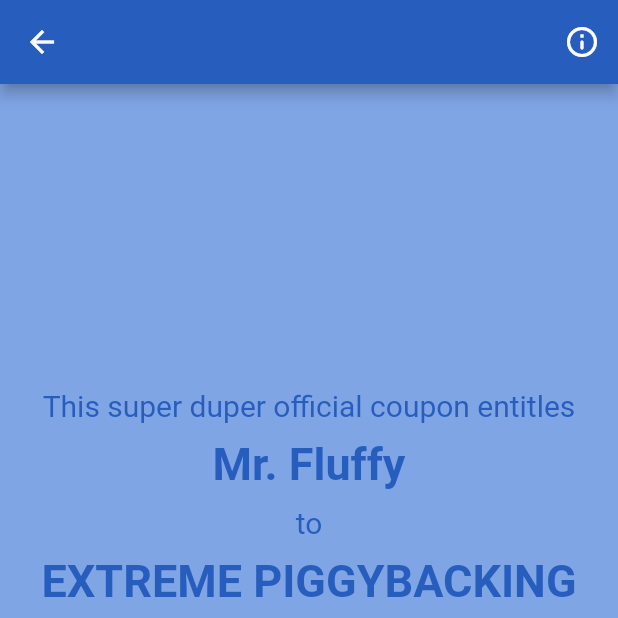
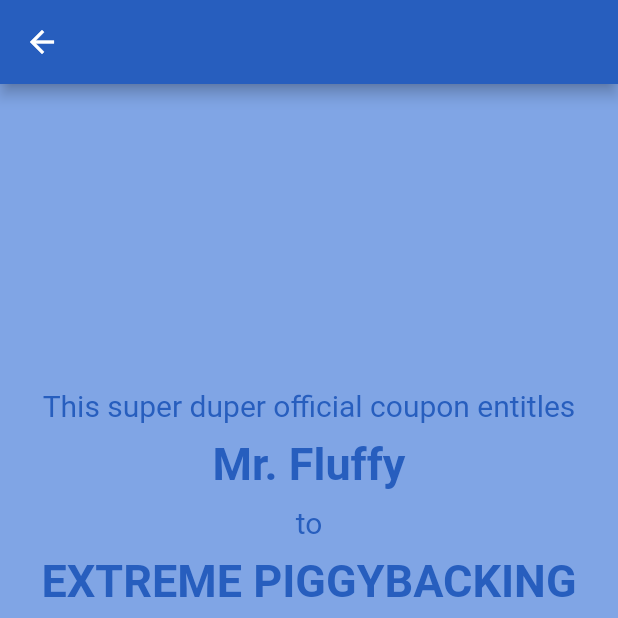
Before and after one commit to benweschler/JoshBirthday, a Flutter app: the screen it shows after launch, after a tap on the "play arrow" icon, after a tap on "EXTREME PIGGYBACKING", on a phone screen of 412 x 824 dp, the top half of it. Run offline on Flutter 3.47's test engine with Material 2 defaults, Android fonts, the phone set to English and light mode, and no system bars; our stand-ins replace audioplayers, image_gallery_saver, permission_handler, shared_preferences.

Commit message:
Revert "Added Firebase configuration and coupon description."
This reverts commit 75f95410d758604ce5fcae28500ff4e6305e9f7f.

```diff
--- a/lib/home/coupon_row/coupon.dart
+++ b/lib/home/coupon_row/coupon.dart
@@ -1,9 +1,8 @@
 //TODO: add coupon description with tooltip
 
 class Coupon {
-  final String name;
-  final String? description;
+  final String description;
   final String sender;
 
-  const Coupon(this.name, this.sender, [this.description]);
+  const Coupon(this.description, this.sender);
 }
--- a/lib/home/coupon_row/coupon_card.dart
+++ b/lib/home/coupon_row/coupon_card.dart
@@ -28,7 +28,7 @@ class _CouponCardState extends State<CouponCard> {
 
   void checkRedeemed() async {
     final prefs = await SharedPreferences.getInstance();
-    if (prefs.getBool(widget.coupon.name) != null) {
+    if (prefs.getBool(widget.coupon.description) != null) {
       setState(() => isRedeemed = true);
     }
   }
@@ -46,7 +46,7 @@ class _CouponCardState extends State<CouponCard> {
         ),
         child: Center(
           child: Text(
-            widget.coupon.name,
+            widget.coupon.description,
             style: TextStyle(
               fontSize: 20,
               color: isRedeemed
--- a/lib/home/coupon_row/coupon_row.dart
+++ b/lib/home/coupon_row/coupon_row.dart
@@ -6,7 +6,7 @@ import 'coupon.dart';
 
 class CouponRow extends StatefulWidget {
   final List<Coupon> coupons = const [
-    Coupon('EXTREME PIGGYBACKING', 'Zach and Ben', 'EXTREEEEEEMEEEE!!!'),
+    Coupon('EXTREME PIGGYBACKING', 'Zach and Ben'),
     Coupon('British Morning Butler Service', 'Zach and Ben'),
     Coupon('Deep Tissue Joint-Jostling', 'Ben'),
     Coupon('Sir Buffness Bootcamp', 'Zach'),
--- a/lib/home/coupon_row/coupon_view.dart
+++ b/lib/home/coupon_row/coupon_view.dart
@@ -24,7 +24,7 @@ class CouponView extends StatelessWidget {
       "This super duper official coupon entitles",
       "Mr. Fluffy",
       "to",
-      coupon.name,
+      coupon.description,
       "from",
       coupon.sender,
     ];
@@ -32,27 +32,6 @@ class CouponView extends StatelessWidget {
     return Scaffold(
       appBar: AppBar(
         backgroundColor: Theme.of(context).cardColor,
-        actions: coupon.description != null
-            ? [
-                IconButton(
-                  onPressed: () => showDialog(
-                    context: context,
-                    barrierDismissible: true,
-                    builder: (BuildContext context) => AlertDialog(
-                      title: Text(coupon.name),
-                      content: Text(coupon.description!),
-                      actions: [
-                        TextButton(
-                          onPressed: () => Navigator.pop(context),
-                          child: const Text('Close'),
-                        ),
-                      ],
-                    ),
-                  ),
-                  icon: const Icon(Icons.info_outline_rounded),
-                ),
-              ]
-            : null,
       ),
       body: SafeArea(
         child: Padding(
@@ -99,7 +78,7 @@ class CouponView extends StatelessWidget {
                           onPressed: () async {
                             setRedeemed();
                             final prefs = await SharedPreferences.getInstance();
-                            prefs.setBool(coupon.name, true);
+                            prefs.setBool(coupon.description, true);
                             Navigator.popUntil(
                                 context, (route) => route.isFirst);
                           },
```
Also changed, not shown: lib/home/picture_grid/picture_view.dart (+8 -10 lines), 5 other files.
